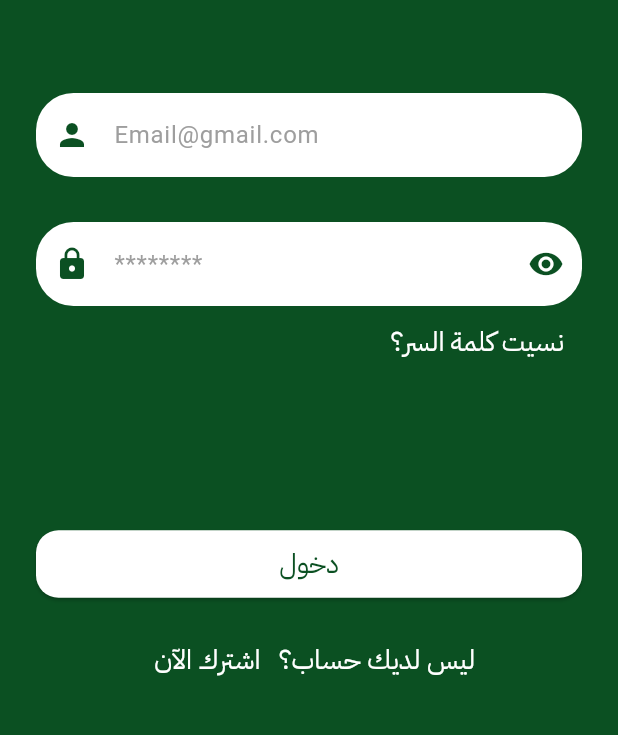
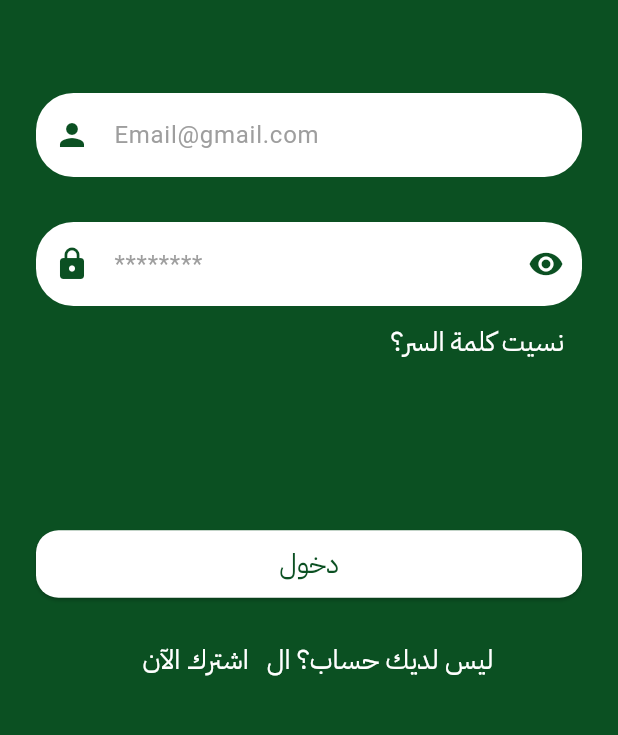
Before and after one commit to qosay2003/untitled3, a Flutter app: the mainlogin screen opened by its route, on a phone screen of 412 x 824 dp, the part 411-1146 px from its top. Run offline on Flutter 3.47's test engine with Material 3 defaults, Android fonts, the phone set to English and light mode, and no system bars; our stand-ins replace csv, font_awesome_flutter, table_calendar; missing offline and left inert: translator.

Commit message:
change text in main login

```diff
--- a/lib/mainlogin.dart
+++ b/lib/mainlogin.dart
@@ -160,7 +160,7 @@ class _LoginScreenState extends State<mainlogin> {
                                 fontSize: 18),
                           ),
                         ),
-                        Text('ليس لديك حساب؟ ',
+                        Text('ليس لديك حساب؟ ال',
                             style: TextStyle(
                                 color: Colors.white,
                                 fontFamily: "IBMPlexSansArabic",
```
